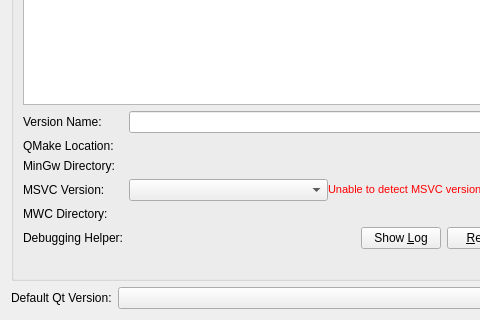
qt-creator/qt-creator, file src/plugins/qt4projectmanager/qtversionmanager.ui: the form before one commit; both pictures show x 0 to 480 and y 157 to 477 of the 577 by 477 pixel window.
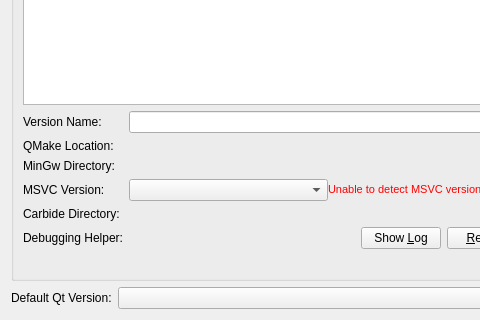
The form after the commit. Custom widgets are drawn as their Qt base class.

Commit message:
"MWC Directory" is not a good term.
Use "Carbide Directory" instead, because that's what it is.

The edit to the form file:
```diff
--- a/src/plugins/qt4projectmanager/qtversionmanager.ui
+++ b/src/plugins/qt4projectmanager/qtversionmanager.ui
@@ -210,7 +210,7 @@
       <item row="5" column="0">
        <widget class="QLabel" name="mwcLabel">
         <property name="text">
-         <string>MWC Directory:</string>
+         <string>Carbide Directory:</string>
         </property>
        </widget>
       </item>
```
The commit also changes 1 other file.
